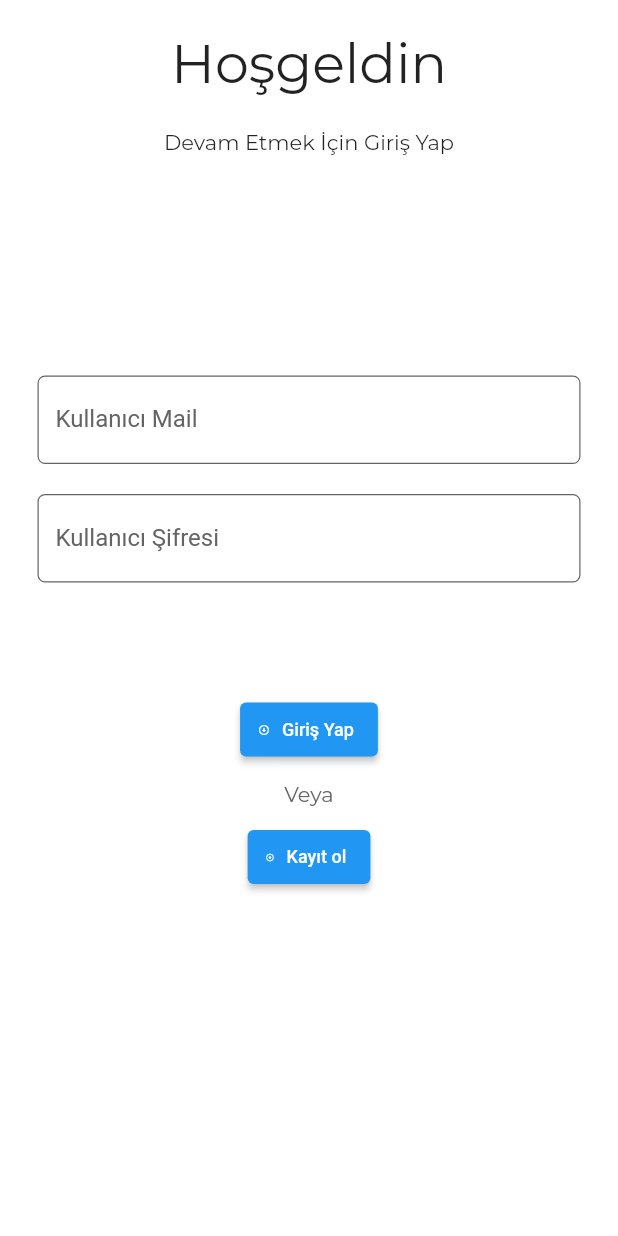
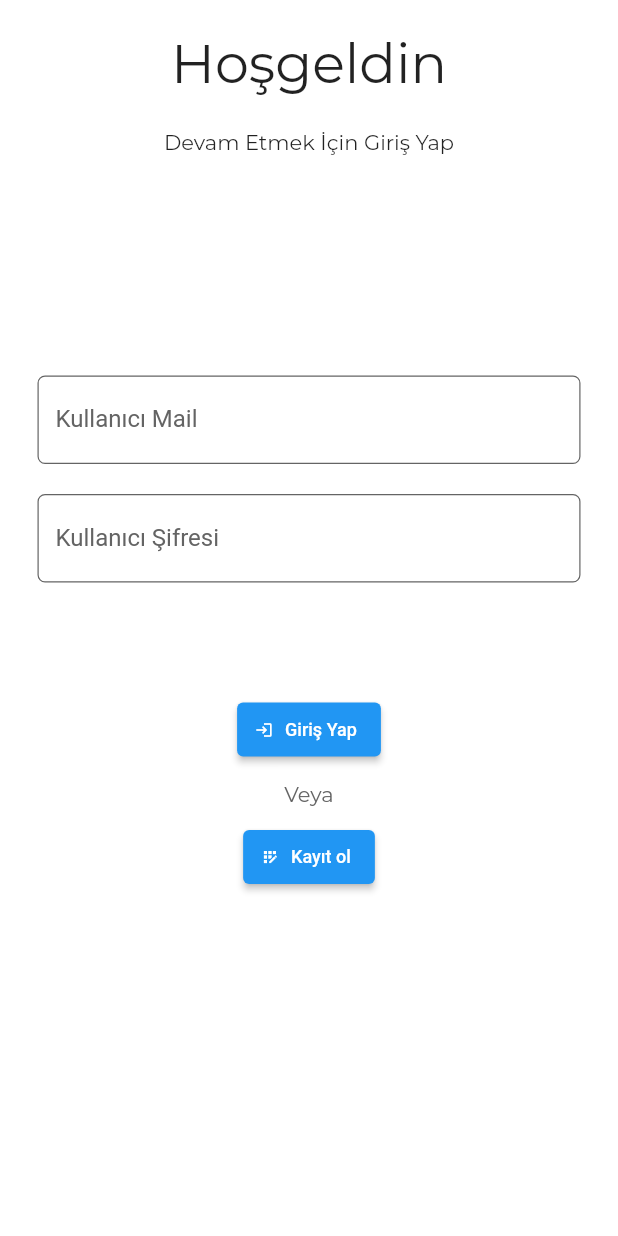
Before and after one commit to behemehal/GEE, a Flutter app: the screen it shows after launch, after a tap on "Login Sayfasına Git", on a phone screen of 412 x 824 dp. Run offline on Flutter 3.47's test engine with Material 2 defaults, Android fonts, the phone set to English and light mode, and no system bars; our stand-ins replace shared_preferences.

Commit message:
Login done

```diff
--- a/lib/pages/login.dart
+++ b/lib/pages/login.dart
@@ -93,7 +93,7 @@ class LoginPageState extends State<LoginPage> {
                       ),
                     );
                   },
-                  icon: Icon(Icons.arrow_circle_down, size: 8),
+                  icon: Icon(Icons.login, size: 12),
                   label: Text("Giriş Yap", style: TextStyle(fontSize: 12.0, color: Colors.white)),
                 ),
                 Padding(
@@ -115,7 +115,7 @@ class LoginPageState extends State<LoginPage> {
                       ),
                     );
                   },
-                  icon: Icon(Icons.arrow_circle_down, size: 6),
+                  icon: Icon(Icons.app_registration, size: 12),
                   label: Text("Kayıt ol", style: TextStyle(fontSize: 12.0, color: Colors.white)),
                 ),
 
```
